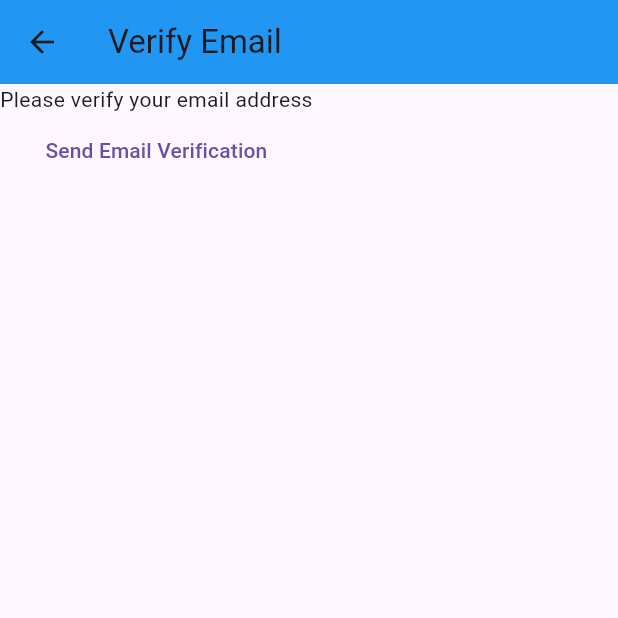
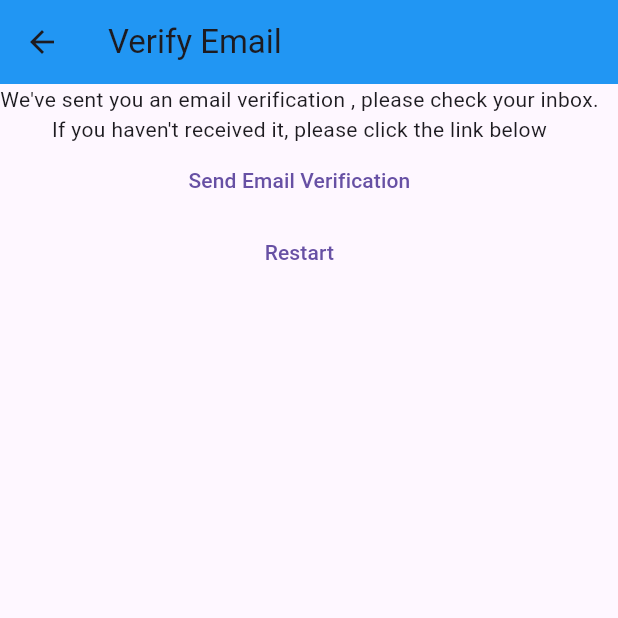
Before and after one commit to Joshsnailz/userblogger, a Flutter app: the VerifyEmailView screen opened directly, on a phone screen of 412 x 824 dp, the top half of it. Run offline on Flutter 3.47's test engine with Material 3 defaults, Android fonts, the phone set to English and light mode, and no system bars; our stand-ins replace firebase_auth, firebase_core; missing offline and left inert: dart:js; accounts and stored records are empty.

Commit message:
Verify email logic refactoring

```diff
--- a/lib/constants/route.dart
+++ b/lib/constants/route.dart
@@ -1,3 +1,4 @@
 const loginRoute = '/login/';
 const registerRoute = '/register/';
 const userblogsRoute = '/userblogs/';
+const verifyEmailRoute ='/verify-email/';
--- a/lib/main.dart
+++ b/lib/main.dart
@@ -21,7 +21,8 @@ void main() {
       routes: {
         loginRoute: (context) => const LoginView(),
         registerRoute: (context) => const RegisterView(),
-        userblogsRoute:(context) => const BlogsView(),
+        userblogsRoute: (context) => const BlogsView(),
+        verifyEmailRoute:(context) => const VerifyEmailView(),
       },
     ),
   );
--- a/lib/views/login_view.dart
+++ b/lib/views/login_view.dart
@@ -65,7 +65,7 @@ class _LoginViewState extends State<LoginView> {
                 final userCredential = await FirebaseAuth.instance
                     .signInWithEmailAndPassword(
                         email: email, password: password);
-                devtools.log(userCredential.toString());
+
 
                 Navigator.of(context).pushNamedAndRemoveUntil(
                   userblogsRoute,
@@ -74,6 +74,9 @@ class _LoginViewState extends State<LoginView> {
               } on FirebaseAuthException catch (e) {
                 await showErrorDialog(context, e.message.toString());
                 devtools.log(e.code);
+              }catch (e){
+                await showErrorDialog(context, e.toString());
+                devtools.log(e.toString());
               }
               ;
             },
--- a/lib/views/verify_email_view.dart
+++ b/lib/views/verify_email_view.dart
@@ -1,6 +1,6 @@
-
 import 'package:firebase_auth/firebase_auth.dart';
 import 'package:flutter/material.dart';
+import 'package:userblogger/constants/route.dart';
 
 class VerifyEmailView extends StatefulWidget {
   const VerifyEmailView({super.key});
@@ -17,15 +17,28 @@ class _VerifyEmailViewState extends State<VerifyEmailView> {
         title: const Text('Verify Email'),
         backgroundColor: Colors.blue,
       ),
-    body: Column(children: [
-            const Text('Please verify your email address'),
-            TextButton(
-              onPressed: () async{
-                final user = FirebaseAuth.instance.currentUser;
-                 await user?.sendEmailVerification();
+      body: Column(
+        children: [
+          const Text(
+              "We've sent you an email verification , please check your inbox."),
+          const Text("If you haven't received it, please click the link below"),
+          TextButton(
+            onPressed: () async {
+              final user = FirebaseAuth.instance.currentUser;
+              await user?.sendEmailVerification();
             },
-            child: const Text('Send Email Verification'),)
-          ],),
-    ) ;
+            child: const Text('Send Email Verification'),
+          ),
+          TextButton(
+            onPressed: () async {
+              await FirebaseAuth.instance.signOut();
+              Navigator.of(context)
+                  .pushNamedAndRemoveUntil(registerRoute, (route) => false);
+            },
+            child: const Text('Restart'),
+          )
+        ],
+      ),
+    );
   }
 }
```
Also changed, not shown: lib/views/register_view.dart (+13 -5 lines).
